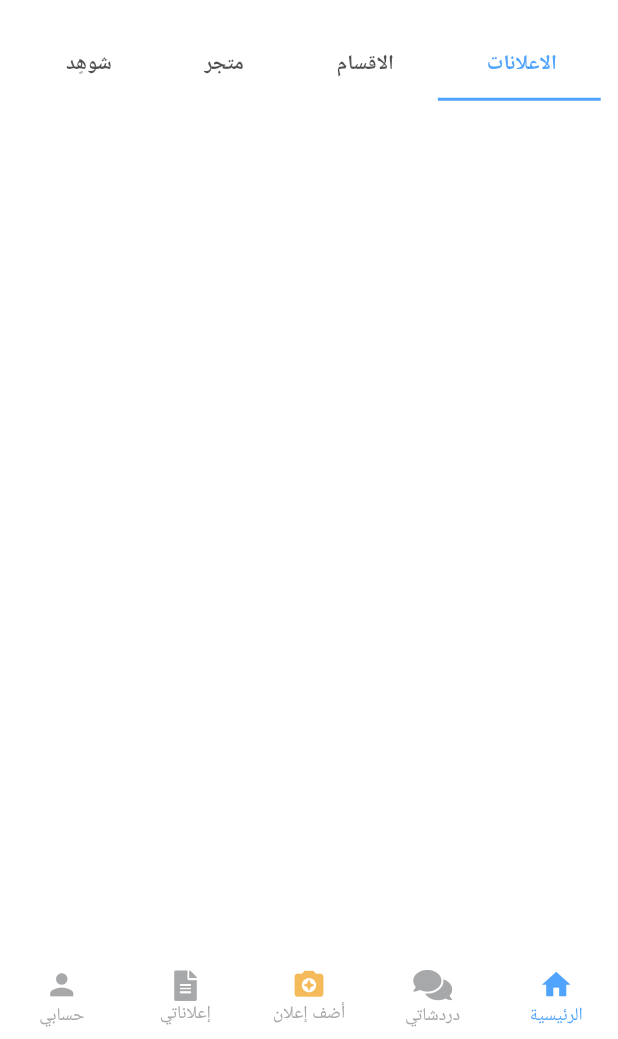
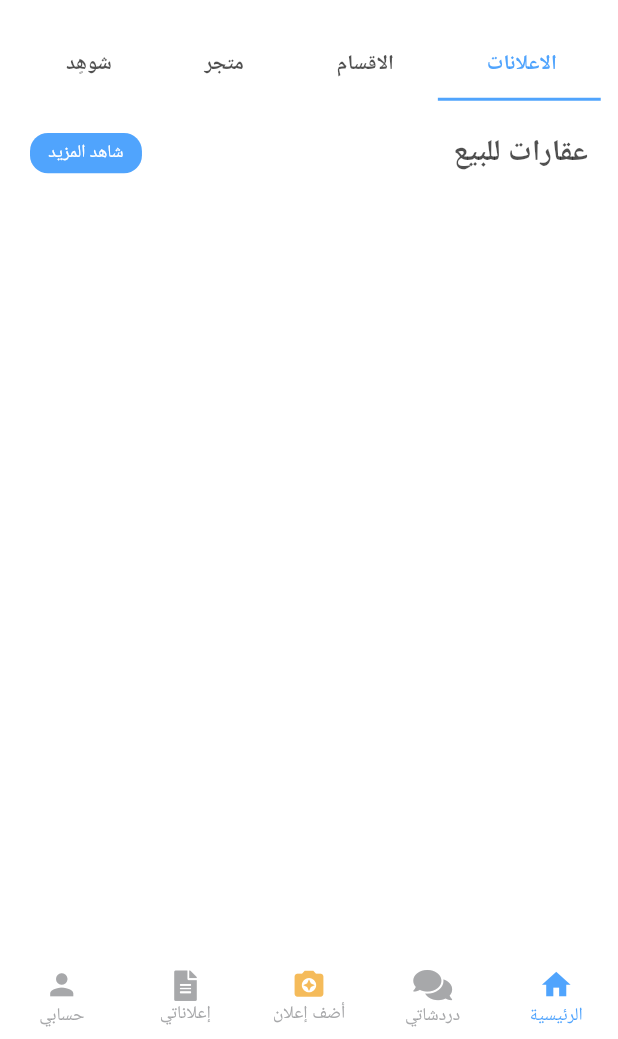
Before and after one commit to MostafaBastawy/Mnjz, a Flutter app: the screen it shows after launch, on a phone screen of 412 x 824 dp, the part 197-1236 px from its top. Run offline on Flutter 3.47's test engine with Material 2 defaults, Android fonts, the phone set to English and light mode, and no system bars; our stand-ins replace bloc, easy_localization, flutter_bloc, flutter_screenutil, font_awesome_flutter; statements that could not run were skipped.

Commit message:
first init

```diff
--- a/lib/modules/bottom_nav_bar/home_screen.dart
+++ b/lib/modules/bottom_nav_bar/home_screen.dart
@@ -198,7 +198,45 @@ class _HomeScreenState extends State<HomeScreen>
               child: TabBarView(
                 controller: tabController,
                 children: [
-                  Container(),
+                  Container(
+                    child: Column(
+                      children: [
+                        Padding(
+                          padding: const EdgeInsets.all(20.0),
+                          child: Row(
+                            children: [
+                              Text(
+                                'عقارات للبيع',
+                                style: TextStyle(
+                                  fontWeight: FontWeight.bold,
+                                  fontSize: 20.sp,
+                                  color: const Color(0xAF000000),
+                                ),
+                              ),
+                              const Spacer(),
+                              Container(
+                                width: 75.w,
+                                height: 24.h,
+                                decoration: BoxDecoration(
+                                  borderRadius: BorderRadius.circular(12.r),
+                                  color: const Color(0xAF007AFC),
+                                ),
+                                child: Center(
+                                  child: Text(
+                                    'شاهد المزيد',
+                                    style: TextStyle(
+                                      color: Colors.white,
+                                      fontSize: 12.sp,
+                                    ),
+                                  ),
+                                ),
+                              ),
+                            ],
+                          ),
+                        ),
+                      ],
+                    ),
+                  ),
                   Container(),
                   Container(),
                   Container(),
```
